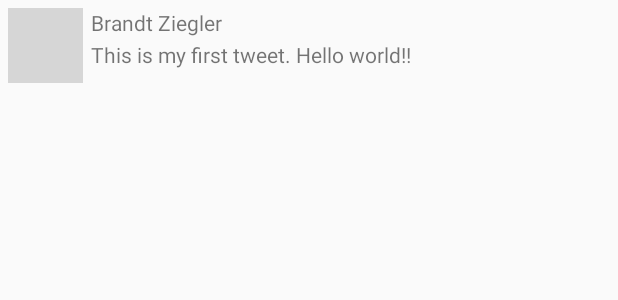
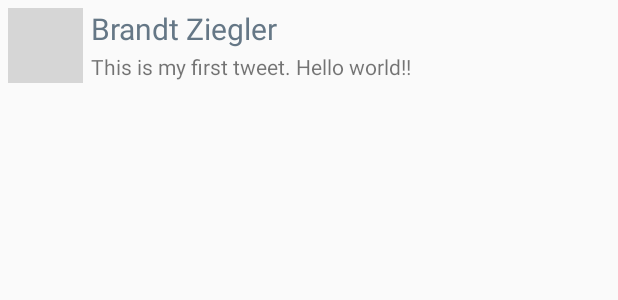
Before and after one commit to bziegler13/Twootter, an Android app: the layout item_tweet.xml on its own in the app's theme, with its tools: preview values and no code run, on a phone screen of 412 x 824 dp. Shown: the top 300 px of the screen. Run offline under Robolectric (Android 15) with nearby library versions, the phone set to English and light mode, and no system bars; grey boxes are pictures that could not be loaded.

```diff
--- a/app/build.gradle
+++ b/app/build.gradle
@@ -30,7 +30,7 @@ android {
     // Related to https://github.com/scribejava/scribejava/issues/480
     // Scribe expects Java 7 or this custom Apache library
     lintOptions {
-        lintConfig rootProject.file('gradle/lint.xml')
+        lintConfig rootProject.file('gradle/lint.themes')
     }
 
     buildTypes {
@@ -56,4 +56,6 @@ dependencies {
     implementation "androidx.room:room-runtime:$room_version"
     annotationProcessor "androidx.room:room-compiler:$room_version"
     implementation 'com.facebook.stetho:stetho:1.5.1'
+    implementation 'androidx.swiperefreshlayout:swiperefreshlayout:1.1.0'
+
 }
--- a/app/src/main/res/layout/item_tweet.xml
+++ b/app/src/main/res/layout/item_tweet.xml
@@ -13,6 +13,7 @@
         android:layout_alignParentTop="true"
         android:layout_marginStart="0sp"
         android:layout_marginTop="0sp"
+        android:adjustViewBounds="false"
         tools:srcCompat="@tools:sample/avatars" />
 
     <TextView
@@ -22,7 +23,9 @@
         android:layout_alignParentTop="true"
         android:layout_marginStart="5sp"
         android:layout_toEndOf="@+id/ivProfileImage"
-        android:text="Brandt Ziegler" />
+        android:text="Brandt Ziegler"
+        android:textColor="@color/twitter_dark_gray"
+        android:textSize="20sp" />
 
     <TextView
         android:id="@+id/tvBody"
--- a/app/src/main/res/values-sw600dp/dimens.xml
+++ b/app/src/main/res/values-sw600dp/dimens.xml
@@ -1,7 +1,7 @@
 <resources>
 
     <!--
-         Customize dimensions originally defined in res/values/dimens.xml (such as
+         Customize dimensions originally defined in res/values/dimens.themes (such as
          screen margins) for sw600dp devices (e.g. 7" tablets) here.
     -->
 
--- a/app/src/main/res/values-sw720dp-land/dimens.xml
+++ b/app/src/main/res/values-sw720dp-land/dimens.xml
@@ -1,7 +1,7 @@
 <resources>
 
     <!--
-         Customize dimensions originally defined in res/values/dimens.xml (such as
+         Customize dimensions originally defined in res/values/dimens.themes (such as
          screen margins) for sw720dp devices (e.g. 10" tablets) in landscape here.
     -->
     <dimen name="activity_horizontal_margin">128dp</dimen>
--- /dev/null
+++ b/app/src/main/res/values/colors.xml
@@ -0,0 +1,10 @@
+<?xml version="1.0" encoding="utf-8"?>
+<resources>
+    <color name="twitter_blue">#1DA1F2</color>
+    <color name="twitter_black">#14171A</color>
+    <color name="twitter_dark_gray">#657786</color>
+    <color name="twitter_light_gray">#AAB8C2</color>
+    <color name="twitter_extra_light_gray">#E1E8ED</color>
+    <color name="twitter_extra_extra_light_gray">#F5F8FA</color>
+
+</resources>
--- a/app/src/main/res/values/styles.xml
+++ b/app/src/main/res/values/styles.xml
@@ -1,9 +1,10 @@
-<resources>
+<resources xmlns:tools="http://schemas.android.com/tools">
 
-    <style name="AppBaseTheme" parent="Theme.AppCompat.Light.DarkActionBar">
+
+<style name="AppBaseTheme" parent="Theme.AppCompat.Light.DarkActionBar">
         <!--
             Theme customizations available in newer API levels can go in
-            res/values-vXX/styles.xml, while customizations related to
+            res/values-vXX/styles.themes, while customizations related to
             backward-compatibility can go here.
         -->
     </style>
@@ -11,6 +12,18 @@
     <!-- Application theme. -->
     <style name="AppTheme" parent="AppBaseTheme">
         <!-- All customizations that are NOT specific to a particular API-level can go here. -->
+        <!-- Primary brand color. -->
+        <item name="colorPrimary">@color/twitter_blue</item>
+        <item name="colorPrimaryVariant">@color/twitter_blue</item>
+        <item name="colorOnPrimary">@color/twitter_light_gray</item>
+        <!-- Secondary brand color. -->
+        <item name="colorSecondary">@color/twitter_black</item>
+        <item name="colorSecondaryVariant">@color/twitter_dark_gray</item>
+        <item name="colorOnSecondary">@color/twitter_extra_light_gray</item>
+        <!-- Status bar color. -->
+        <item name="android:statusBarColor" tools:targetApi="l">?attr/colorPrimaryVariant</item>
+        <!-- Customize your theme here. -->
+
     </style>
 
 </resources>
```
Also changed, not shown: app/src/main/java/com/codepath/apps/twootter/TimelineActivity.java (+25 -0 lines), app/src/main/java/com/codepath/apps/twootter/TweetsAdapter.java (+13 -0 lines), app/src/main/res/layout/activity_timeline.xml (+12 -3 lines), 1 other file.
